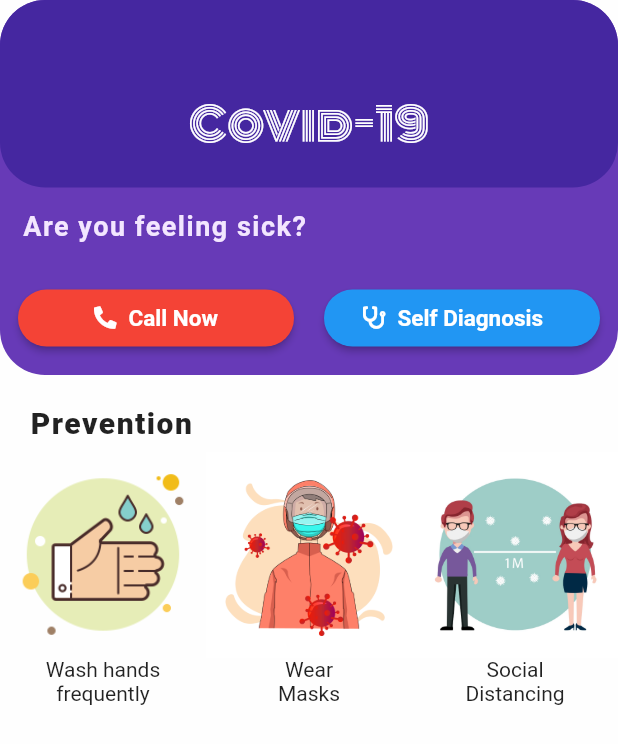
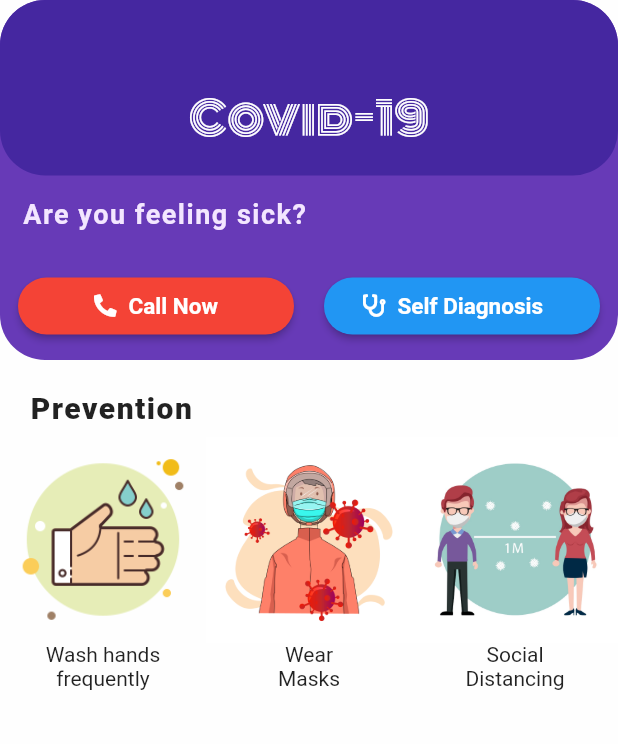
Before and after one commit to s-suryakiran/COVID-Fight, a Flutter app: the screen it shows after launch, on a phone screen of 412 x 824 dp. Shown: the top 744 px of the screen. Run offline on Flutter 3.47's test engine with Material 2 defaults, Android fonts, the phone set to English and light mode, and no system bars; our stand-ins replace flutter_svg, font_awesome_flutter; missing offline and left inert: watson_assistant_v2; Roboto replaces fonts that are missing (Comfortaa).

Commit message:
another one

```diff
--- a/lib/home_screen.dart
+++ b/lib/home_screen.dart
@@ -14,8 +14,7 @@ class HomeScreen extends StatelessWidget {
         body: Column(
       children: <Widget>[
         Container(
-          width: double.infinity,
-          height: 250,
+
           decoration: BoxDecoration(
             borderRadius: BorderRadius.circular(30),
             color: Colors.deepPurple,
@@ -23,8 +22,7 @@ class HomeScreen extends StatelessWidget {
           child: Column(
             children: <Widget>[
               Container(
-                width: double.infinity,
-                height: 125,
+
                 decoration: BoxDecoration(
                   borderRadius: BorderRadius.circular(30),
                   color: Colors.deepPurple[800],
```
